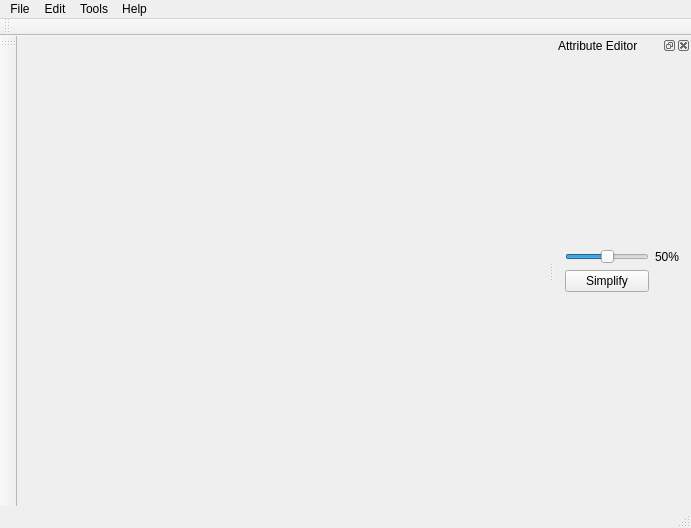
The window that visual_studio/A04_Simplification/MainWindow.ui (ShenyaoKe/GeometricModeling) describes before a commit, drawn with Qt 5.
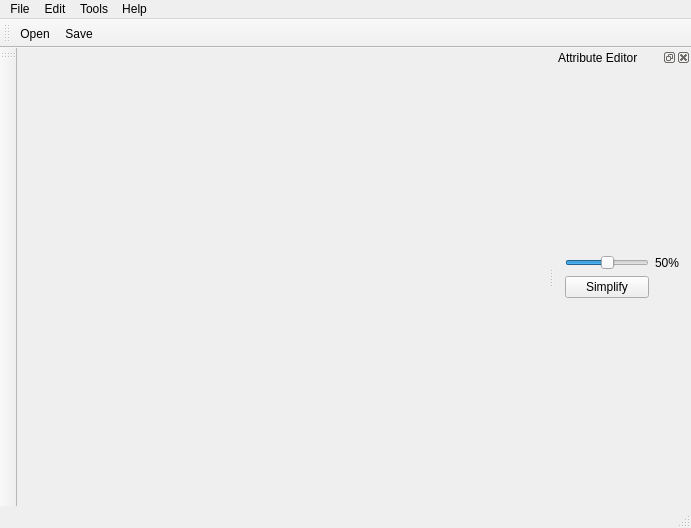
The same window after the commit.

Patch:
```diff
--- a/visual_studio/A04_Simplification/MainWindow.ui
+++ b/visual_studio/A04_Simplification/MainWindow.ui
@@ -81,6 +81,8 @@
    <attribute name="toolBarBreak">
     <bool>false</bool>
    </attribute>
+   <addaction name="actionOpen"/>
+   <addaction name="actionSave"/>
   </widget>
   <widget class="QDockWidget" name="attr_editor">
    <property name="windowTitle">
@@ -179,6 +181,14 @@
     <string>About</string>
    </property>
   </action>
+  <action name="actionSave">
+   <property name="text">
+    <string>Save</string>
+   </property>
+   <property name="shortcut">
+    <string>Ctrl+S</string>
+   </property>
+  </action>
  </widget>
  <layoutdefault spacing="6" margin="11"/>
  <resources>
```
Left out of the diff: 5 changed lines with no effect on the pictures.
